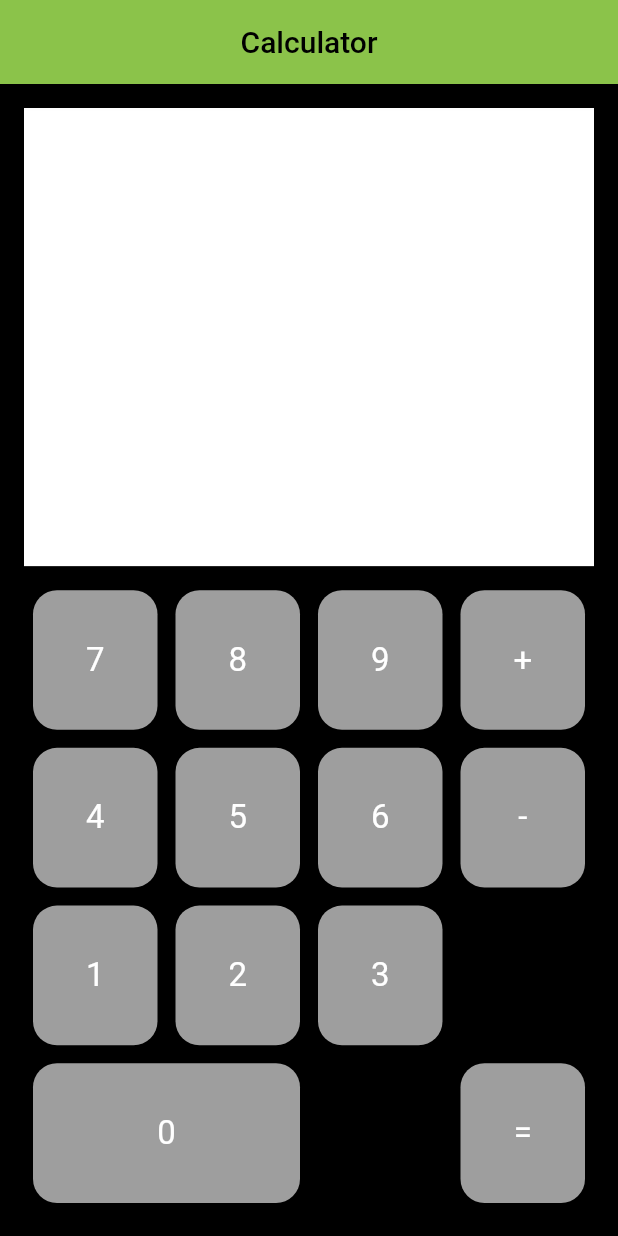
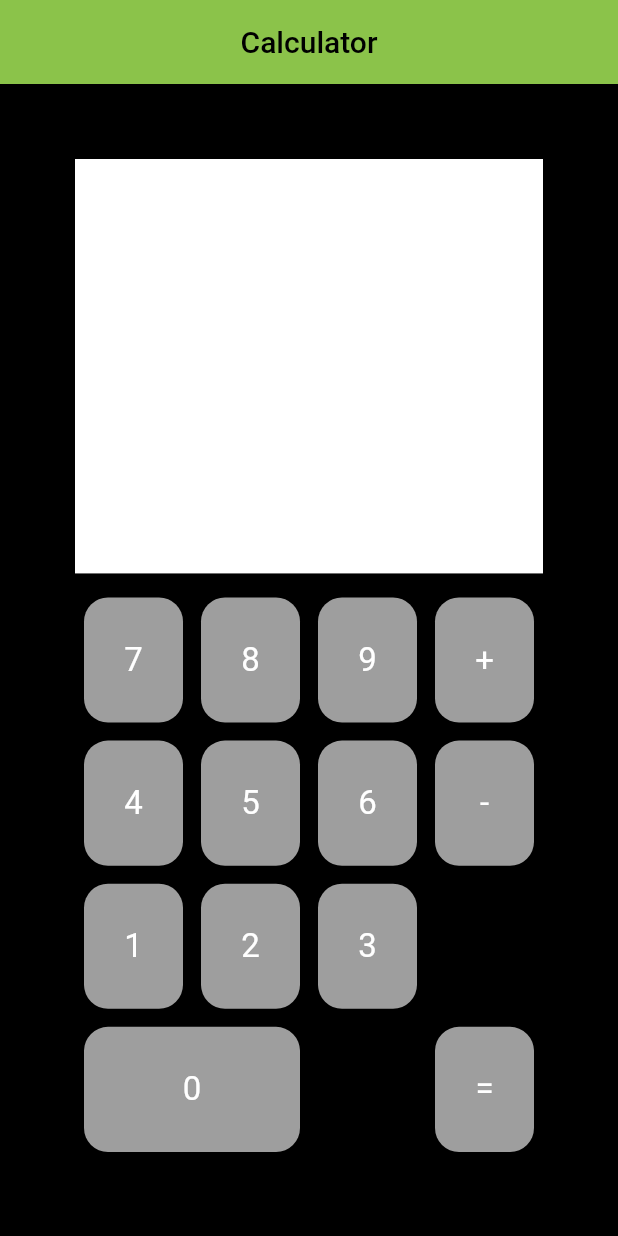
Before and after one commit to HannaLiman/flutterapplication, a Flutter app: the screen it shows after launch, on a phone screen of 412 x 824 dp. Run offline on Flutter 3.47's test engine with Material 2 defaults, Android fonts, the phone set to English and light mode, and no system bars.

```diff
--- a/lib/main.dart
+++ b/lib/main.dart
@@ -38,8 +38,7 @@ class _CalculatorPageState extends State<CalculatorPage> {
         color: Colors.black,
         child: Padding(
           //creates padding for whole body
-          padding: EdgeInsets.all(16.0),
-
+          padding: const EdgeInsets.all(50.0),
           //creates UI for display
           child: Column(
             crossAxisAlignment: CrossAxisAlignment.start,
```
Also changed, not shown: 1 other file.
